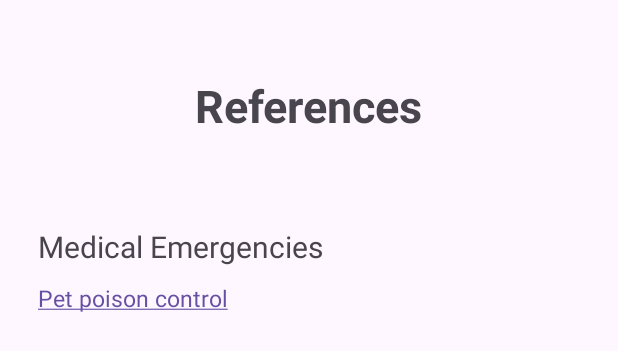
After one commit to cehune/hackwestern10, an Android app: the layout references.xml on its own in the app's theme, with its tools: preview values and no code run, on a phone screen of 412 x 824 dp. The commit adds this screen. Shown: the top 351 px of the screen. Run offline under Robolectric (Android 15) with nearby library versions, the phone set to English and light mode, and no system bars.

Commit message:
references first link

```diff
--- /dev/null
+++ b/app/src/main/java/com/example/hackwestern10/References.java
@@ -0,0 +1,19 @@
+package com.example.hackwestern10;
+
+import androidx.appcompat.app.AppCompatActivity;
+
+import android.graphics.Paint;
+import android.os.Bundle;
+import android.widget.TextView;
+
+public class References extends AppCompatActivity {
+
+    @Override
+    protected void onCreate(Bundle savedInstanceState) {
+        super.onCreate(savedInstanceState);
+        setContentView(R.layout.references);
+
+        TextView textview = findViewById(R.id.ReferencesText);
+        textview.setPaintFlags(textview.getPaintFlags() | Paint.UNDERLINE_TEXT_FLAG);
+    }
+}
--- /dev/null
+++ b/app/src/main/res/layout/references.xml
@@ -0,0 +1,43 @@
+<?xml version="1.0" encoding="utf-8"?>
+<RelativeLayout xmlns:android="http://schemas.android.com/apk/res/android"
+    xmlns:app="http://schemas.android.com/apk/res-auto"
+    xmlns:tools="http://schemas.android.com/tools"
+    android:layout_width="match_parent"
+    android:layout_height="match_parent"
+    android:paddingLeft="25dp"
+    android:paddingRight="25dp"
+    tools:context=".References">
+
+    <TextView
+        android:id="@+id/ReferencesText"
+        android:layout_width="wrap_content"
+        android:layout_height="wrap_content"
+        android:text="References"
+        android:textSize="30sp"
+        android:layout_marginTop="50dp"
+        android:textStyle="bold"
+        android:layout_centerHorizontal="true" />
+
+    <TextView
+        android:id="@+id/ReferencesMedicalBanner"
+        android:layout_width="wrap_content"
+        android:layout_height="wrap_content"
+        android:text="Medical Emergencies"
+        android:layout_below="@+id/ReferencesText"
+        android:textSize="20sp"
+        android:layout_marginTop="60dp"
+        android:layout_centerHorizontal="false" />
+
+    <TextView
+        android:id="@+id/PetPoisonControl"
+        android:layout_width="wrap_content"
+        android:layout_height="wrap_content"
+        android:text="@string/petpoisoncontrol"
+        android:layout_below="@+id/ReferencesMedicalBanner"
+        android:textSize="15sp"
+        android:layout_marginTop="10dp"
+        android:layout_centerHorizontal="false" />
+
+
+
+</RelativeLayout>
--- a/app/src/main/res/values/strings.xml
+++ b/app/src/main/res/values/strings.xml
@@ -1,3 +1,4 @@
 <resources>
     <string name="app_name">hackwestern10</string>
+    <string name="petpoisoncontrol"><a href="https://www.preventivevet.com/pet-poison-control">Pet poison control</a></string>
 </resources>
```
